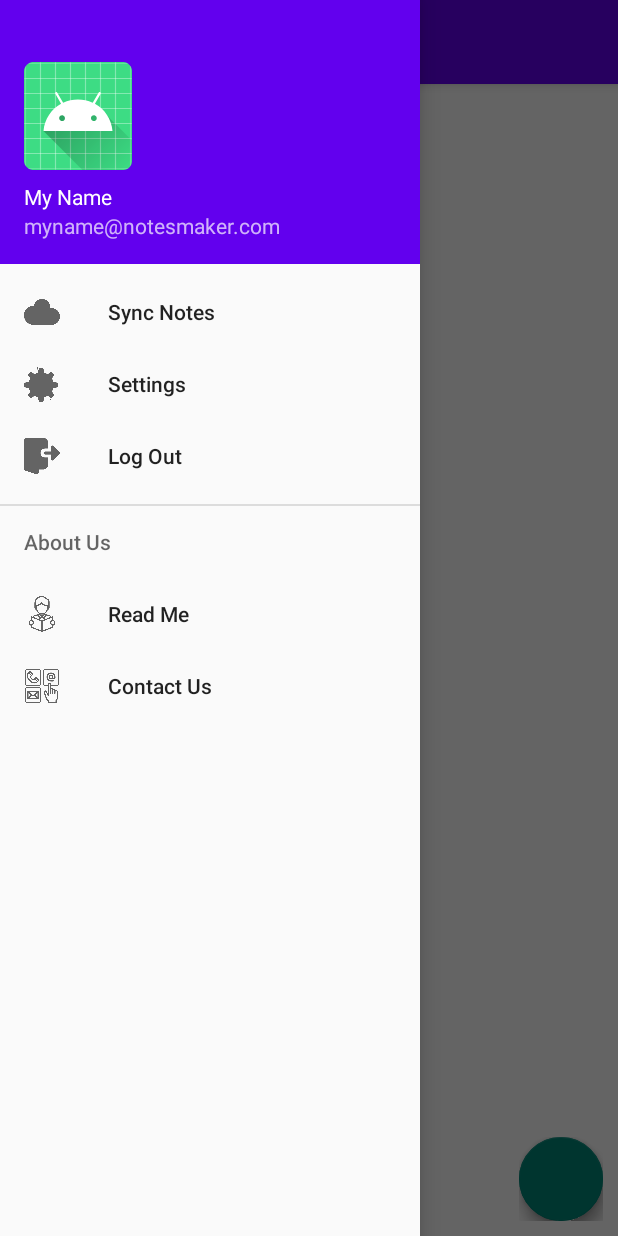
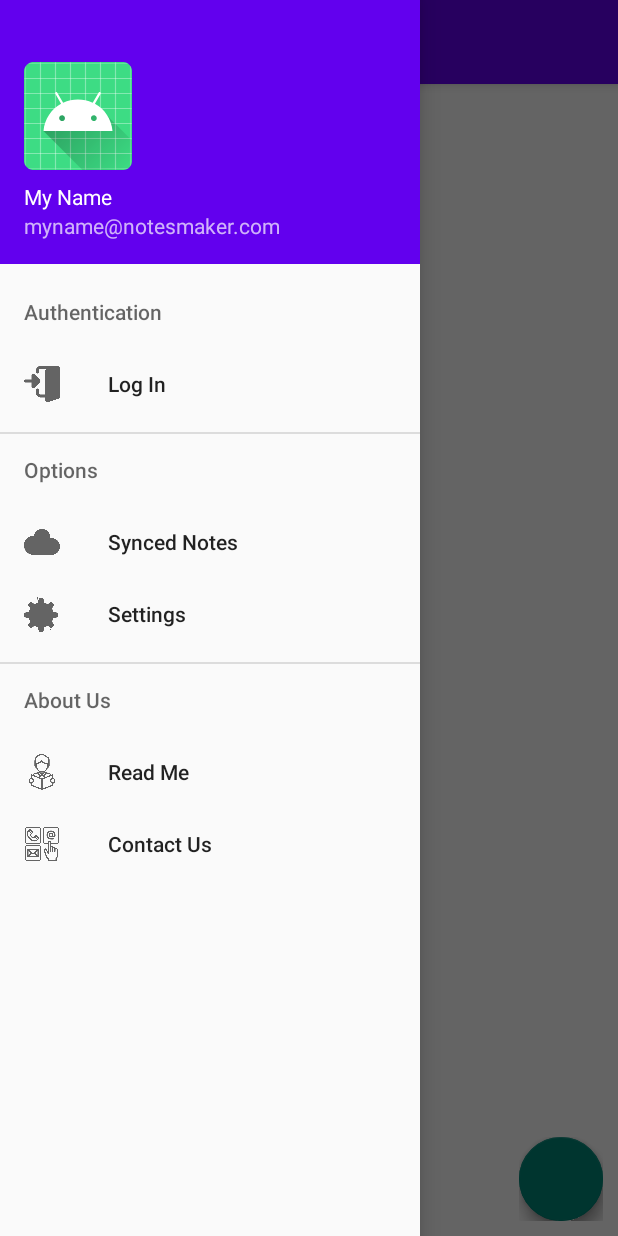
Before and after one commit to SV1906/Android_1_NotesMaker, an Android app: the screen it shows after launch (NotesActivity), with the side drawer open, on a phone screen of 412 x 824 dp. Run offline under Robolectric (Android 15) with nearby library versions, the phone set to English and light mode, and no system bars; our stand-ins replace Firebase (no records; nobody signed in at launch, a user with empty details on screens opened directly); libraries missing offline, so code that uses them is left out: com.getbase.floatingactionbutton, com.ml.quaterion; plain views replace FloatingActionButton, FloatingActionsMenu; 9 statements that could not run were skipped.

Commit message:
Fixed LogIn LogOut in the Nav Bar

```diff
--- a/app/src/main/java/com/example/notesmaker/NotesActivity.java
+++ b/app/src/main/java/com/example/notesmaker/NotesActivity.java
@@ -12,6 +12,7 @@ import android.os.Bundle;
 import android.os.Environment;
 import android.provider.MediaStore;
 import android.util.Log;
+import android.view.Menu;
 import android.view.MenuItem;
 import android.view.View;
 import android.widget.Button;
@@ -63,6 +64,7 @@ public class NotesActivity extends AppCompatActivity implements NavigationView.O
 
     private DrawerLayout drawer;
 
+    NavigationView navigationView;
     RecyclerView PDFList;
     PdfListAdapter pdfListAdapter;
     LinearLayoutManager linearLayoutManager;
@@ -73,6 +75,31 @@ public class NotesActivity extends AppCompatActivity implements NavigationView.O
     FirebaseStorage storage;
     StorageReference userStorage;
     StorageReference pdfStorage;
+
+    @Override
+    protected void onStart() {
+
+        checkAuthentication();
+        super.onStart();
+    }
+
+    private void checkAuthentication() {
+        Menu menu = navigationView.getMenu();
+
+        MenuItem login = menu.findItem(R.id.nav_logout);
+
+        FirebaseUser mFirebaseUser = mAuth.getCurrentUser();
+        if(mFirebaseUser==null)
+        {
+            login.setTitle("Log In");
+            login.setIcon(getResources().getDrawable(R.drawable.login));
+        }
+        else
+        {
+            login.setTitle("Log Out");
+            login.setIcon(getResources().getDrawable(R.drawable.logout));
+        }
+    }
 
     @Override
     protected void onCreate(Bundle savedInstanceState) {
@@ -97,7 +124,10 @@ public class NotesActivity extends AppCompatActivity implements NavigationView.O
         setSupportActionBar(toolbar);
 
         drawer = findViewById(R.id.drawer_layout);
-        NavigationView navigationView = findViewById(R.id.nav_view);
+        navigationView = findViewById(R.id.nav_view);
+
+
+
         navigationView.setNavigationItemSelectedListener(this);
 
 
@@ -441,9 +471,15 @@ public class NotesActivity extends AppCompatActivity implements NavigationView.O
                 Toast.makeText(this, "Settings", Toast.LENGTH_SHORT).show();
                 break;
             case R.id.nav_logout:
-                mAuth.signOut();
-                Toast.makeText(this, "Log out", Toast.LENGTH_SHORT).show();
-                startActivity(new Intent(getApplicationContext(), MainActivity.class));
+                if(menuItem.getTitle()=="Log Out")
+                {
+                    mAuth.signOut();
+                    checkAuthentication();
+                }
+                else
+                {
+                    startActivity(new Intent(getApplicationContext(), MainActivity.class));
+                }
                 break;
             case R.id.nav_read:
                 Toast.makeText(this, "Read", Toast.LENGTH_SHORT).show();
--- a/app/src/main/res/menu/drawer_menu.xml
+++ b/app/src/main/res/menu/drawer_menu.xml
@@ -3,20 +3,31 @@
     xmlns:tools="http://schemas.android.com/tools"
     tools:showIn="navigation_view">
 
-    <group>
+
+    <item android:title="Authentication">
+        <menu>
+            <item
+                android:id="@+id/nav_logout"
+                android:icon="@drawable/logout"
+                android:title="Log Out" />
+        </menu>
+    </item>
+
+
+
+    <item android:title="Options">
+    <menu>
+
         <item
             android:id="@+id/nav_sync"
             android:icon="@drawable/sync"
-            android:title="Sync Notes" />
+            android:title="Synced Notes" />
         <item
             android:id="@+id/nav_settings"
             android:icon="@drawable/settings"
             android:title="Settings" />
-        <item
-            android:id="@+id/nav_logout"
-            android:icon="@drawable/logout"
-            android:title="Log Out" />
-    </group>
+    </menu>
+    </item>
 
     <item android:title="About Us">
         <menu>
```
Also changed, not shown: app/src/main/res/drawable-v24/login.png (added).
